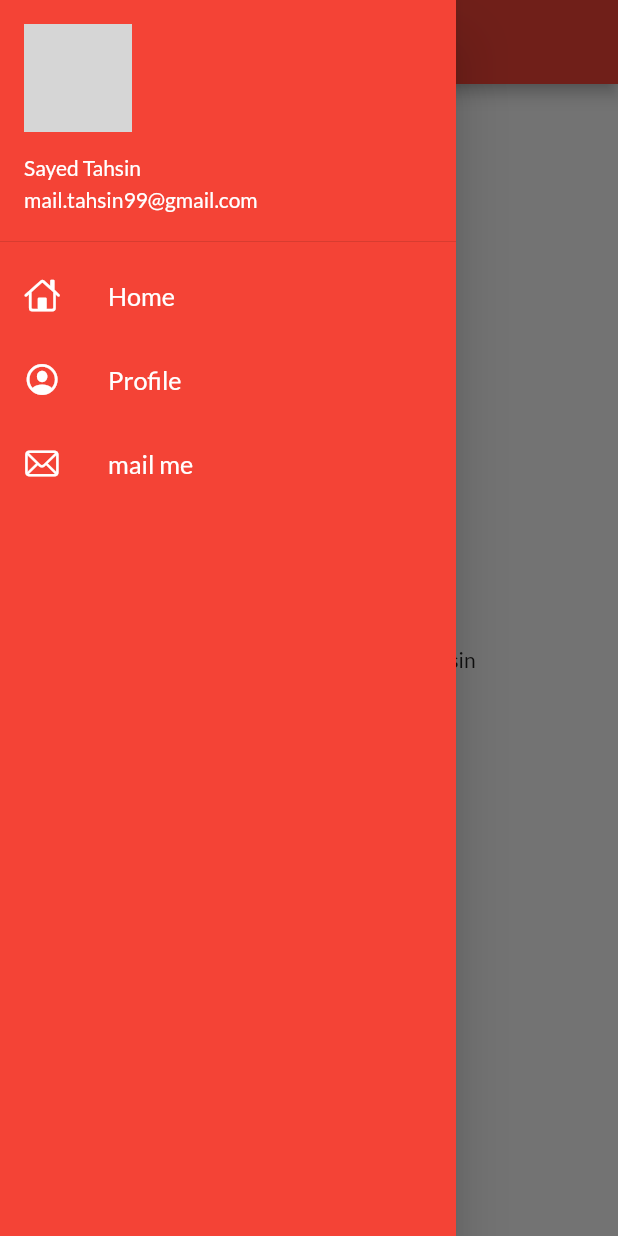
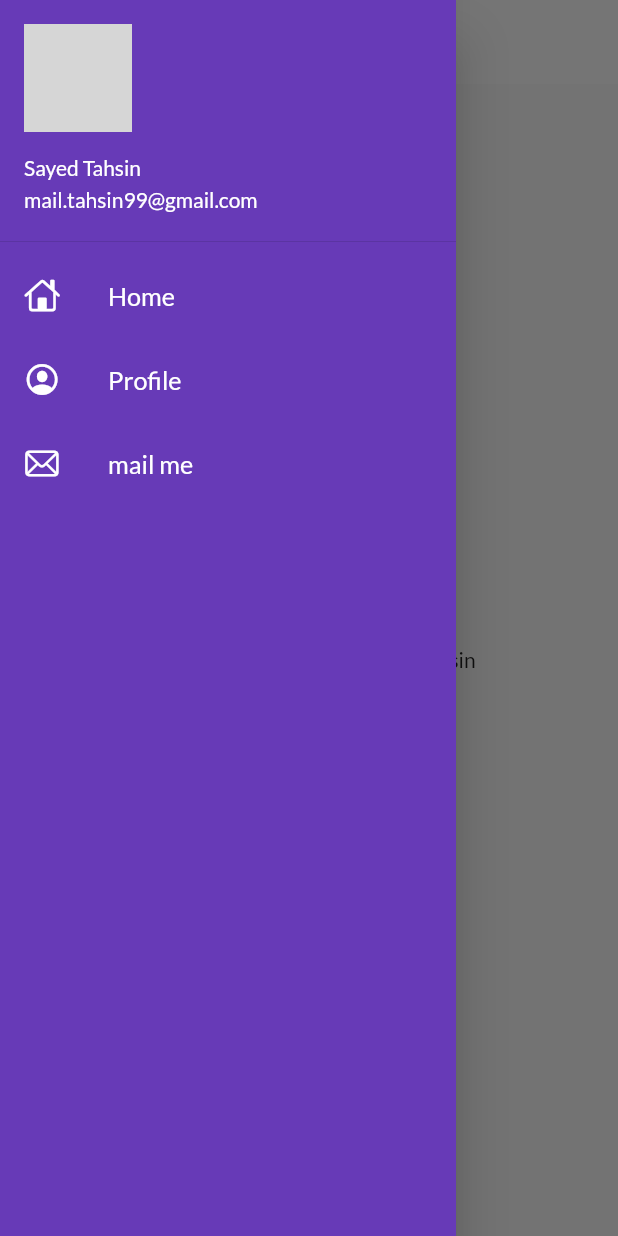
Before and after one commit to SayedTahsin/300daysofFlutter, a Flutter app: the screen it shows after launch, with the side drawer open, on a phone screen of 412 x 824 dp. Run offline on Flutter 3.47's test engine with Material 2 defaults, Android fonts, the phone set to English and light mode, and no system bars; our stand-ins replace google_fonts; network calls fail; grey boxes are pictures that could not be loaded.

Commit message:
Theme extracted

```diff
--- a/lib/main.dart
+++ b/lib/main.dart
@@ -1,7 +1,10 @@
+// ignore_for_file: prefer_const_constructors
+
 import 'package:flutter/material.dart';
 import 'package:fullter_tutorial/pages/home_page.dart';
 import 'package:fullter_tutorial/pages/login_page.dart';
 import 'package:fullter_tutorial/utils/routes.dart';
+import 'package:fullter_tutorial/widgets/theme.dart';
 import 'package:google_fonts/google_fonts.dart';
 
 void main() {
@@ -13,12 +16,9 @@
   Widget build(BuildContext context) {
     return MaterialApp(
       themeMode: ThemeMode.light,
-      theme: ThemeData(
-        primarySwatch: Colors.red,
-        fontFamily: GoogleFonts.lato().fontFamily,
-      ),
+      theme: MyTheme.LightTheme(context),
+      darkTheme: MyTheme.DarkTheme(context),
       debugShowCheckedModeBanner: false,
-      darkTheme: ThemeData(primarySwatch: Colors.cyan),
       initialRoute: MyRoutes.homeRoute,
       routes: {
         MyRoutes.loginRoute: (context) => LoginPage(),
--- a/lib/widgets/drawer.dart
+++ b/lib/widgets/drawer.dart
@@ -12,7 +12,7 @@
         "https://www.facebook.com/aesthetic262/photos/a.123967302337919/123967542337895";
     return Drawer(
       child: Container(
-        color: Colors.red,
+        color: Colors.deepPurple,
         child: ListView(
           children: [
             DrawerHeader(
--- /dev/null
+++ b/lib/widgets/theme.dart
@@ -0,0 +1,19 @@
+import 'package:flutter/material.dart';
+import 'package:google_fonts/google_fonts.dart';
+
+class MyTheme {
+  static ThemeData LightTheme(BuildContext context) => ThemeData(
+      primarySwatch: Colors.deepPurple,
+      fontFamily: GoogleFonts.lato().fontFamily,
+      // ignore: prefer_const_constructors
+      appBarTheme: AppBarTheme(
+        color: Colors.white,
+        elevation: 0.0,
+        iconTheme: IconThemeData(color: Colors.black),
+        toolbarTextStyle: Theme.of(context).textTheme.bodySmall,
+        titleTextStyle: Theme.of(context).textTheme.headline5,
+      ));
+  static ThemeData DarkTheme(BuildContext context) => ThemeData(
+        brightness: Brightness.dark,
+      );
+}
```
